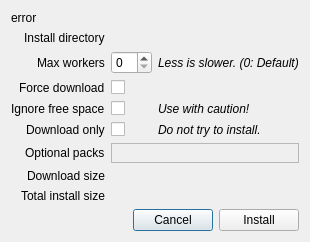
The window that rare/ui/components/dialogs/install_dialog.ui (RareDevs/Rare) describes before a commit, drawn with Qt 5.
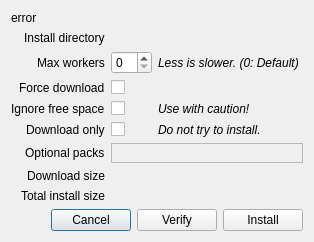
The same window after the commit.

Commit message:
Add verify button to not block on every change.
Add some behavioral safeguards until thread can be stopped.

What changed in the file:
```diff
--- a/rare/ui/components/dialogs/install_dialog.ui
+++ b/rare/ui/components/dialogs/install_dialog.ui
@@ -35,6 +35,13 @@
        </property>
       </widget>
      </item>
+     <item>
+      <widget class="QPushButton" name="verify_button">
+       <property name="text">
+        <string>Verify</string>
+       </property>
+      </widget>
+     </item>
      <item>
       <widget class="QPushButton" name="install_button">
        <property name="text">
```
The commit also changes 2 other files.
